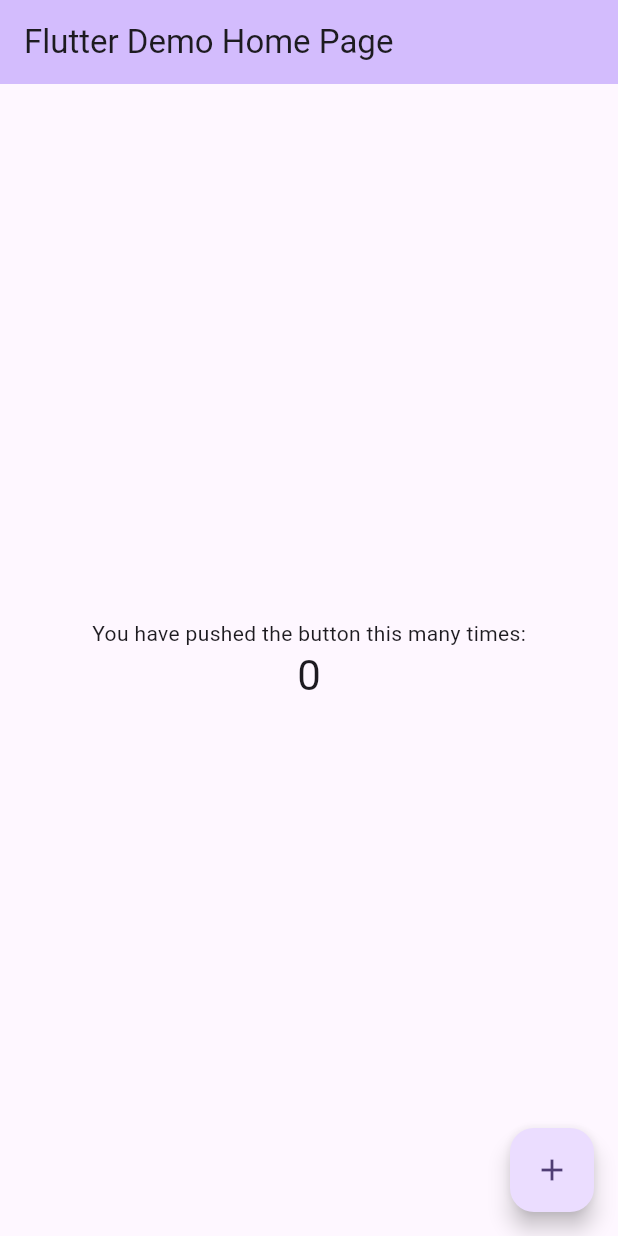
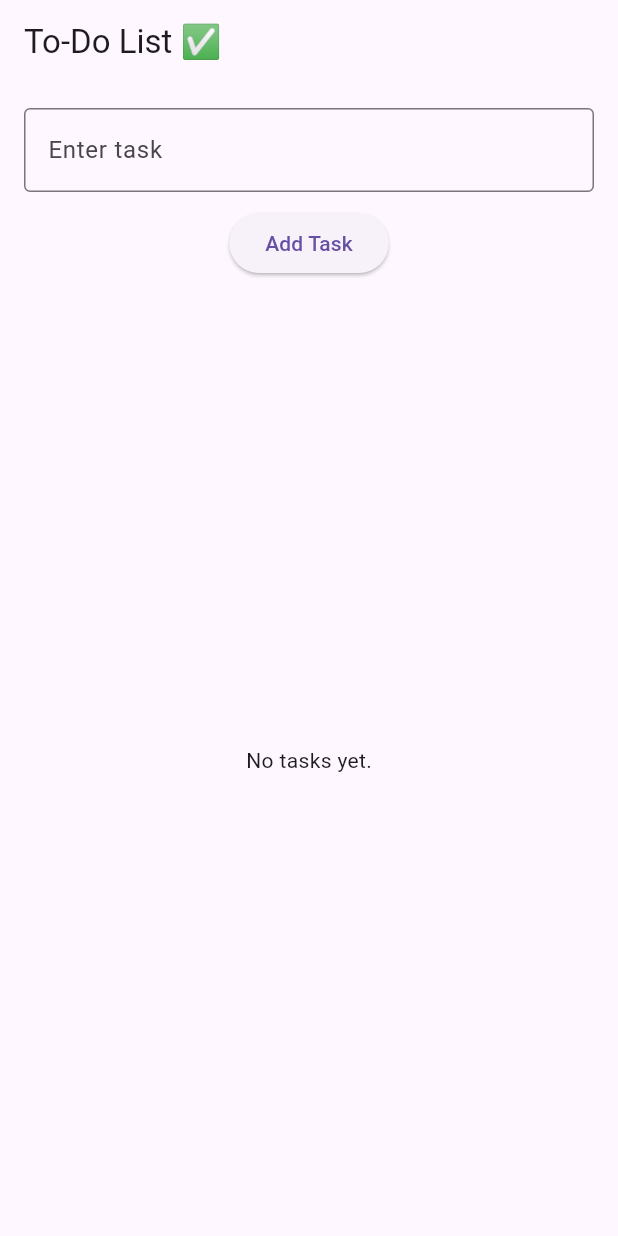
Before and after one commit to dkmezza/todo_bloc_app, a Flutter app: the screen it shows after launch, on a phone screen of 412 x 824 dp. Run offline on Flutter 3.47's test engine with Material 3 defaults, Android fonts, the phone set to English and light mode, and no system bars; our stand-ins replace flutter_bloc.

Commit message:
:construction: Updates of version 1

```diff
--- a/lib/main.dart
+++ b/lib/main.dart
@@ -1,4 +1,6 @@
 import 'package:flutter/material.dart';
+import 'package:flutter_bloc/flutter_bloc.dart';
+import 'todo_bloc.dart';
 
 void main() {
   runApp(const MyApp());
@@ -7,116 +9,82 @@ void main() {
 class MyApp extends StatelessWidget {
   const MyApp({super.key});
 
-  // This widget is the root of your application.
   @override
   Widget build(BuildContext context) {
     return MaterialApp(
-      title: 'Flutter Demo',
-      theme: ThemeData(
-        // This is the theme of your application.
-        //
-        // TRY THIS: Try running your application with "flutter run". You'll see
-        // the application has a purple toolbar. Then, without quitting the app,
-        // try changing the seedColor in the colorScheme below to Colors.green
-        // and then invoke "hot reload" (save your changes or press the "hot
-        // reload" button in a Flutter-supported IDE, or press "r" if you used
-        // the command line to start the app).
-        //
-        // Notice that the counter didn't reset back to zero; the application
-        // state is not lost during the reload. To reset the state, use hot
-        // restart instead.
-        //
-        // This works for code too, not just values: Most code changes can be
-        // tested with just a hot reload.
-        colorScheme: ColorScheme.fromSeed(seedColor: Colors.deepPurple),
-      ),
-      home: const MyHomePage(title: 'Flutter Demo Home Page'),
+      title: 'To-Do BLoC App',
+      theme: ThemeData(primarySwatch: Colors.teal),
+      home: BlocProvider(create: (_) => TodoBloc(), child: const TodoPage()),
     );
   }
 }
 
-class MyHomePage extends StatefulWidget {
-  const MyHomePage({super.key, required this.title});
-
-  // This widget is the home page of your application. It is stateful, meaning
-  // that it has a State object (defined below) that contains fields that affect
-  // how it looks.
-
-  // This class is the configuration for the state. It holds the values (in this
-  // case the title) provided by the parent (in this case the App widget) and
-  // used by the build method of the State. Fields in a Widget subclass are
-  // always marked "final".
-
-  final String title;
+class TodoPage extends StatefulWidget {
+  const TodoPage({super.key});
 
   @override
-  State<MyHomePage> createState() => _MyHomePageState();
+  State<TodoPage> createState() => _TodoPageState();
 }
 
-class _MyHomePageState extends State<MyHomePage> {
-  int _counter = 0;
-
-  void _incrementCounter() {
-    setState(() {
-      // This call to setState tells the Flutter framework that something has
-      // changed in this State, which causes it to rerun the build method below
-      // so that the display can reflect the updated values. If we changed
-      // _counter without calling setState(), then the build method would not be
-      // called again, and so nothing would appear to happen.
-      _counter++;
-    });
-  }
+class _TodoPageState extends State<TodoPage> {
+  final TextEditingController _controller = TextEditingController();
 
   @override
   Widget build(BuildContext context) {
-    // This method is rerun every time setState is called, for instance as done
-    // by the _incrementCounter method above.
-    //
-    // The Flutter framework has been optimized to make rerunning build methods
-    // fast, so that you can just rebuild anything that needs updating rather
-    // than having to individually change instances of widgets.
+    final bloc = context.read<TodoBloc>();
+
     return Scaffold(
-      appBar: AppBar(
-        // TRY THIS: Try changing the color here to a specific color (to
-        // Colors.amber, perhaps?) and trigger a hot reload to see the AppBar
-        // change color while the other colors stay the same.
-        backgroundColor: Theme.of(context).colorScheme.inversePrimary,
-        // Here we take the value from the MyHomePage object that was created by
-        // the App.build method, and use it to set our appbar title.
-        title: Text(widget.title),
-      ),
-      body: Center(
-        // Center is a layout widget. It takes a single child and positions it
-        // in the middle of the parent.
+      appBar: AppBar(title: const Text('To-Do List ✅')),
+      body: Padding(
+        padding: const EdgeInsets.all(16),
         child: Column(
-          // Column is also a layout widget. It takes a list of children and
-          // arranges them vertically. By default, it sizes itself to fit its
-          // children horizontally, and tries to be as tall as its parent.
-          //
-          // Column has various properties to control how it sizes itself and
-          // how it positions its children. Here we use mainAxisAlignment to
-          // center the children vertically; the main axis here is the vertical
-          // axis because Columns are vertical (the cross axis would be
-          // horizontal).
-          //
-          // TRY THIS: Invoke "debug painting" (choose the "Toggle Debug Paint"
-          // action in the IDE, or press "p" in the console), to see the
-          // wireframe for each widget.
-          mainAxisAlignment: MainAxisAlignment.center,
-          children: <Widget>[
-            const Text('You have pushed the button this many times:'),
-            Text(
-              '$_counter',
-              style: Theme.of(context).textTheme.headlineMedium,
+          children: [
+            TextField(
+              controller: _controller,
+              decoration: const InputDecoration(
+                labelText: 'Enter task',
+                border: OutlineInputBorder(),
+              ),
+            ),
+            const SizedBox(height: 10),
+            ElevatedButton(
+              onPressed: () {
+                final task = _controller.text.trim();
+                if (task.isNotEmpty) {
+                  bloc.add(AddTodo(task));
+                  _controller.clear();
+                }
+              },
+              child: const Text('Add Task'),
+            ),
+            const SizedBox(height: 20),
+            Expanded(
+              child: BlocBuilder<TodoBloc, List<String>>(
+                builder: (context, tasks) {
+                  if (tasks.isEmpty) {
+                    return const Center(child: Text('No tasks yet.'));
+                  }
+
+                  return ListView.builder(
+                    itemCount: tasks.length,
+                    itemBuilder: (context, index) {
+                      return ListTile(
+                        title: Text(tasks[index]),
+                        trailing: IconButton(
+                          icon: const Icon(Icons.delete, color: Colors.red),
+                          onPressed: () {
+                            bloc.add(RemoveTodo(index));
+                          },
+                        ),
+                      );
+                    },
+                  );
+                },
+              ),
             ),
           ],
         ),
       ),
-      floatingActionButton: FloatingActionButton(
-        onPressed: _incrementCounter,
-        tooltip: 'Increment',
-        child: const Icon(Icons.add),
-      ), // This trailing comma makes auto-formatting nicer for build methods.
     );
   }
 }
--- /dev/null
+++ b/lib/todo_bloc.dart
@@ -0,0 +1,31 @@
+import 'package:flutter_bloc/flutter_bloc.dart';
+
+/// Events
+abstract class TodoEvent {}
+
+class AddTodo extends TodoEvent {
+  final String task;
+  AddTodo(this.task);
+}
+
+class RemoveTodo extends TodoEvent {
+  final int index;
+  RemoveTodo(this.index);
+}
+
+/// BLoC
+class TodoBloc extends Bloc<TodoEvent, List<String>> {
+  TodoBloc() : super([]) {
+    on<AddTodo>((event, emit) {
+      final updatedList = List<String>.from(state);
+      updatedList.add(event.task);
+      emit(updatedList);
+    });
+
+    on<RemoveTodo>((event, emit) {
+      final updatedList = List<String>.from(state);
+      updatedList.removeAt(event.index);
+      emit(updatedList);
+    });
+  }
+}
```
